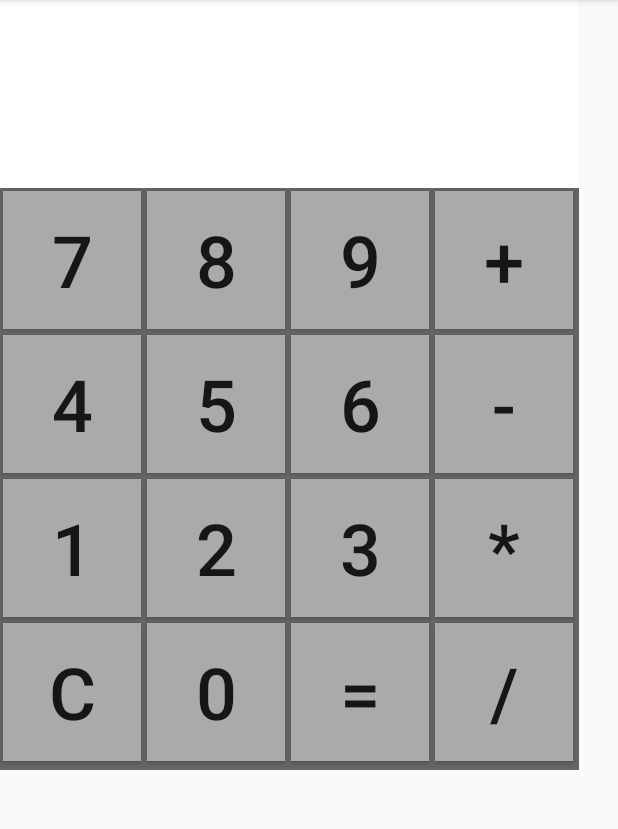
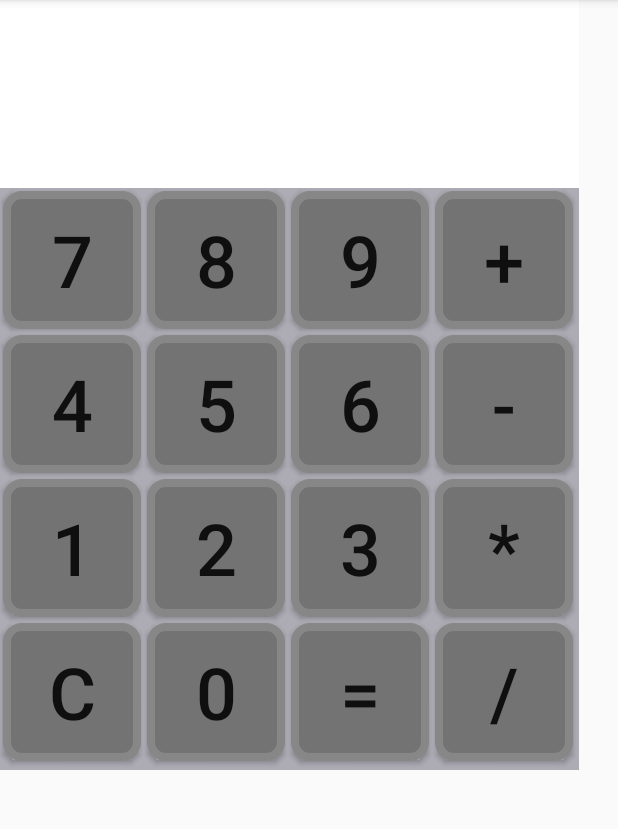
Before and after one commit to kailiuub/AndroidCalculator, an Android app: the screen it shows after launch (MainActivity), on a phone screen of 412 x 824 dp, the part 84-913 px from its top. Run offline under Robolectric (Android 15) with nearby library versions, the phone set to English and light mode, and no system bars.

Commit message:
added drawable and animated button

```diff
--- /dev/null
+++ b/app/src/main/res/drawable/button_focused.xml
@@ -0,0 +1,13 @@
+<?xml version="1.0" encoding="utf-8"?>
+<shape xmlns:android="http://schemas.android.com/apk/res/android" android:shape="rectangle" >
+    <corners
+        android:radius="10dp"
+        />
+    <solid
+        android:color="#A9A9A9"
+        />
+    <stroke
+        android:width="5dp"
+        android:color="#878787"
+        />
+</shape>
--- /dev/null
+++ b/app/src/main/res/drawable/button_normal.xml
@@ -0,0 +1,13 @@
+<?xml version="1.0" encoding="utf-8"?>
+<shape xmlns:android="http://schemas.android.com/apk/res/android" android:shape="rectangle" >
+    <corners
+        android:radius="10dp"
+        />
+    <solid
+        android:color="#737373"
+        />
+    <stroke
+        android:width="5dp"
+        android:color="#878787"
+        />
+</shape>
--- /dev/null
+++ b/app/src/main/res/drawable/button_pressed.xml
@@ -0,0 +1,13 @@
+<?xml version="1.0" encoding="utf-8"?>
+<shape xmlns:android="http://schemas.android.com/apk/res/android" android:shape="rectangle" >
+    <corners
+        android:radius="10dp"
+        />
+    <solid
+        android:color="#3A3A3A"
+        />
+    <stroke
+        android:width="5dp"
+        android:color="#878787"
+        />
+</shape>
--- /dev/null
+++ b/app/src/main/res/drawable/button_selector.xml
@@ -0,0 +1,8 @@
+<?xml version="1.0" encoding="utf-8"?>
+<selector xmlns:android="http://schemas.android.com/apk/res/android">
+    <item android:state_pressed="true"
+        android:drawable="@drawable/button_pressed" /> <!-- pressed -->
+    <item android:state_focused="true"
+        android:drawable="@drawable/button_focused" /> <!-- focused -->
+    <item android:drawable="@drawable/button_normal" /> <!-- default -->
+</selector>
--- a/app/src/main/res/layout/activity_main.xml
+++ b/app/src/main/res/layout/activity_main.xml
@@ -9,7 +9,7 @@
     <RelativeLayout
         android:layout_width="386dp"
         android:layout_height="513dp"
-        android:background="#656565"
+        android:background="#ADABB4"
         tools:layout_editor_absoluteY="0dp"
         tools:layout_editor_absoluteX="0dp">
 
@@ -30,7 +30,7 @@
             android:layout_alignParentLeft="true"
             android:layout_below="@id/resultView"
             android:layout_margin="2dp"
-            android:background="@android:color/darker_gray"
+            android:background="@drawable/button_selector"
             android:onClick="onClickNumber"
             android:text="7"
             android:textSize="@android:dimen/app_icon_size" />
@@ -43,7 +43,7 @@
             android:layout_margin="2dp"
             android:layout_toEndOf="@+id/btn7"
             android:layout_toRightOf="@+id/btn7"
-            android:background="@android:color/darker_gray"
+            android:background="@drawable/button_selector"
             android:onClick="onClickNumber"
             android:text="8"
             android:textSize="@android:dimen/app_icon_size" />
@@ -56,7 +56,7 @@
             android:layout_margin="2dp"
             android:layout_toEndOf="@+id/btn8"
             android:layout_toRightOf="@+id/btn8"
-            android:background="@android:color/darker_gray"
+            android:background="@drawable/button_selector"
             android:onClick="onClickNumber"
             android:text="9"
             android:textSize="@android:dimen/app_icon_size" />
@@ -69,7 +69,7 @@
             android:layout_margin="2dp"
             android:layout_toEndOf="@+id/btn9"
             android:layout_toRightOf="@+id/btn9"
-            android:background="@android:color/darker_gray"
+            android:background="@drawable/button_selector"
             android:onClick="onClickOperator"
             android:text="+"
             android:textSize="@android:dimen/app_icon_size" />
@@ -81,7 +81,7 @@
             android:layout_alignParentLeft="true"
             android:layout_below="@id/btn7"
             android:layout_margin="2dp"
-            android:background="@android:color/darker_gray"
+            android:background="@drawable/button_selector"
             android:onClick="onClickNumber"
             android:text="4"
             android:textSize="@android:dimen/app_icon_size" />
@@ -94,7 +94,7 @@
             android:layout_margin="2dp"
             android:layout_toEndOf="@+id/btn4"
             android:layout_toRightOf="@+id/btn4"
-            android:background="@android:color/darker_gray"
+            android:background="@drawable/button_selector"
             android:onClick="onClickNumber"
             android:text="5"
             android:textSize="@android:dimen/app_icon_size" />
@@ -107,7 +107,7 @@
             android:layout_margin="2dp"
             android:layout_toEndOf="@+id/btn5"
             android:layout_toRightOf="@+id/btn5"
-            android:background="@android:color/darker_gray"
+            android:background="@drawable/button_selector"
             android:onClick="onClickNumber"
             android:text="6"
             android:textSize="@android:dimen/app_icon_size" />
@@ -120,7 +120,7 @@
             android:layout_margin="2dp"
             android:layout_toEndOf="@+id/btn6"
             android:layout_toRightOf="@+id/btn6"
-            android:background="@android:color/darker_gray"
+            android:background="@drawable/button_selector"
             android:onClick="onClickOperator"
             android:text="-"
             android:textSize="@android:dimen/app_icon_size" />
@@ -132,7 +132,7 @@
             android:layout_alignParentLeft="true"
             android:layout_below="@id/btn4"
             android:layout_margin="2dp"
-            android:background="@android:color/darker_gray"
+            android:background="@drawable/button_selector"
             android:onClick="onClickNumber"
             android:text="1"
             android:textSize="@android:dimen/app_icon_size" />
@@ -145,7 +145,7 @@
             android:layout_margin="2dp"
             android:layout_toEndOf="@+id/btn1"
             android:layout_toRightOf="@+id/btn1"
-            android:background="@android:color/darker_gray"
+            android:background="@drawable/button_selector"
             android:onClick="onClickNumber"
             android:text="2"
             android:textSize="@android:dimen/app_icon_size" />
@@ -158,7 +158,7 @@
             android:layout_margin="2dp"
             android:layout_toEndOf="@+id/btn2"
             android:layout_toRightOf="@+id/btn2"
-            android:background="@android:color/darker_gray"
+            android:background="@drawable/button_selector"
             android:onClick="onClickNumber"
             android:text="3"
             android:textSize="@android:dimen/app_icon_size" />
@@ -171,7 +171,7 @@
             android:layout_margin="2dp"
             android:layout_toEndOf="@+id/btn3"
             android:layout_toRightOf="@+id/btn3"
-            android:background="@android:color/darker_gray"
+            android:background="@drawable/button_selector"
             android:onClick="onClickOperator"
             android:text="*"
             android:textSize="@android:dimen/app_icon_size" />
@@ -183,7 +183,7 @@
             android:layout_alignParentLeft="true"
             android:layout_below="@id/btn1"
             android:layout_margin="2dp"
-            android:background="@android:color/darker_gray"
+            android:background="@drawable/button_selector"
             android:onClick="onClickClear"
             android:text="C"
             android:textSize="@android:dimen/app_icon_size" />
@@ -196,7 +196,7 @@
             android:layout_margin="2dp"
             android:layout_toEndOf="@+id/btnC"
             android:layout_toRightOf="@+id/btnC"
-            android:background="@android:color/darker_gray"
+            android:background="@drawable/button_selector"
             android:onClick="onClickNumber"
             android:text="0"
             android:textSize="@android:dimen/app_icon_size" />
@@ -209,7 +209,7 @@
             android:layout_margin="2dp"
             android:layout_toEndOf="@+id/btn0"
             android:layout_toRightOf="@+id/btn0"
-            android:background="@android:color/darker_gray"
+            android:background="@drawable/button_selector"
             android:onClick="onClickEqual"
             android:text="="
             android:textSize="@android:dimen/app_icon_size" />
@@ -222,7 +222,7 @@
             android:layout_margin="2dp"
             android:layout_toEndOf="@+id/btn_eq"
             android:layout_toRightOf="@+id/btn_eq"
-            android:background="@android:color/darker_gray"
+            android:background="@drawable/button_selector"
             android:onClick="onClickOperator"
             android:text="/"
             android:textSize="@android:dimen/app_icon_size" />
```
Also changed, not shown: 1 other file.
